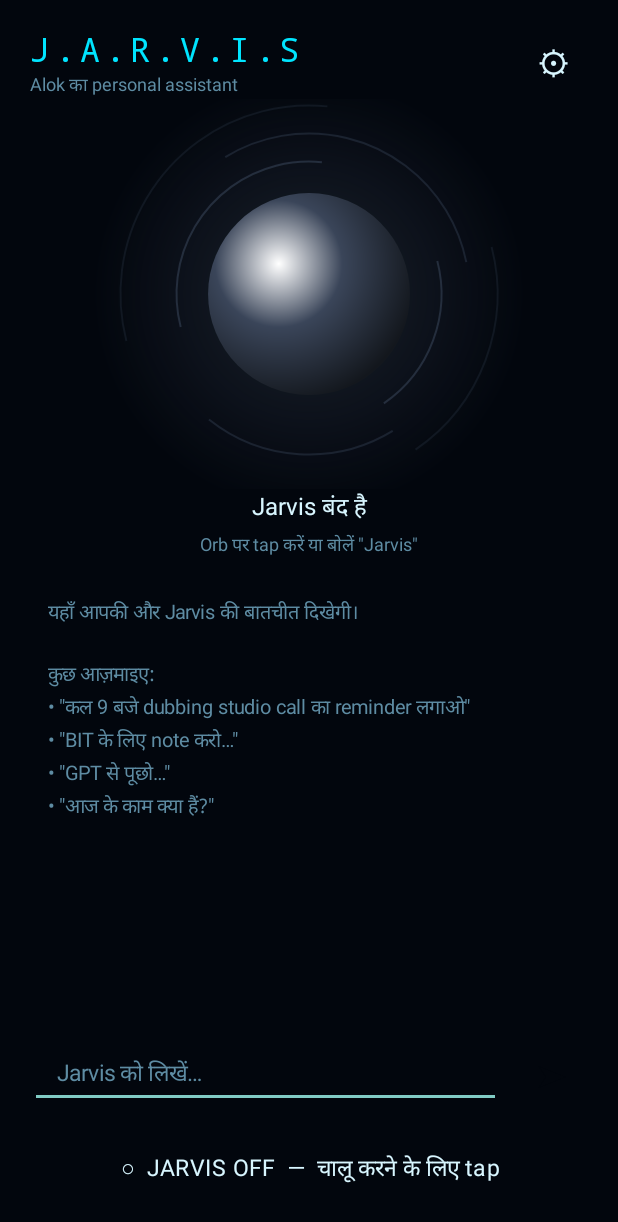
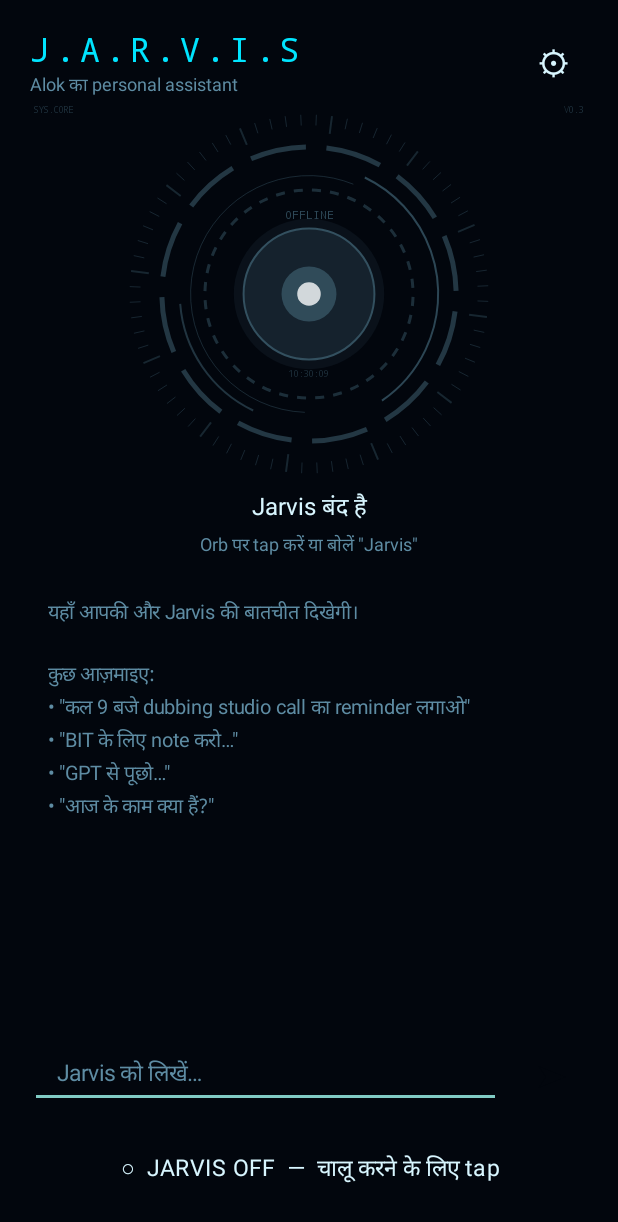
Before and after one commit to alokkr1995/jarvis, an Android app: the screen it shows after launch (MainActivity), on a phone screen of 412 x 824 dp. Shown: the top 1222 px of the screen. Run offline under Robolectric (Android 15) with nearby library versions, the phone set to English and light mode, and no system bars; libraries missing offline, so code that uses them is left out: ai.picovoice.porcupine; 7 statements that could not run were skipped.

Commit message:
Update OrbView.kt

```diff
--- a/app/src/main/java/com/alok/jarvis/OrbView.kt
+++ b/app/src/main/java/com/alok/jarvis/OrbView.kt
@@ -3,79 +3,133 @@ package com.alok.jarvis
 import android.animation.ValueAnimator
 import android.content.Context
 import android.graphics.Canvas
-import android.graphics.Color
 import android.graphics.Paint
-import android.graphics.RadialGradient
-import android.graphics.Shader
+import android.graphics.RectF
 import android.view.View
 import android.view.animation.LinearInterpolator
+import java.text.SimpleDateFormat
+import java.util.Date
+import java.util.Locale
+import kotlin.math.cos
 import kotlin.math.min
 import kotlin.math.sin
 
-/** Jarvis का चमकता orb — हर state में अलग रंग और रफ़्तार */
+/** Holographic HUD core: segmented rings, tick marks, rotating arcs, pulsing core */
 class OrbView(context: Context) : View(context) {
     var state: String = "off"
         set(v) { field = v; invalidate() }
 
-    private var t = 0f
-    private val paint = Paint(Paint.ANTI_ALIAS_FLAG)
-    private val ring = Paint(Paint.ANTI_ALIAS_FLAG).apply { style = Paint.Style.STROKE }
+    private var ms = 0f
+    private val stroke = Paint(Paint.ANTI_ALIAS_FLAG).apply { style = Paint.Style.STROKE; strokeCap = Paint.Cap.BUTT }
+    private val fill = Paint(Paint.ANTI_ALIAS_FLAG).apply { style = Paint.Style.FILL }
+    private val text = Paint(Paint.ANTI_ALIAS_FLAG).apply { typeface = Ui.MONO; textAlign = Paint.Align.CENTER }
+    private val rect = RectF()
+    private val clock = SimpleDateFormat("HH:mm:ss", Locale.ENGLISH)
 
     private val anim = ValueAnimator.ofFloat(0f, 1_000_000f).apply {
         duration = 1_000_000L
         repeatCount = ValueAnimator.INFINITE
         interpolator = LinearInterpolator()
-        addUpdateListener { t = it.animatedValue as Float; invalidate() }
+        addUpdateListener { ms = it.animatedValue as Float; invalidate() }
     }
 
     override fun onAttachedToWindow() { super.onAttachedToWindow(); anim.start() }
     override fun onDetachedFromWindow() { anim.cancel(); super.onDetachedFromWindow() }
 
-    private fun colorFor(s: String) = when (s) {
+    private fun color() = when (state) {
         "idle" -> Ui.CYAN
         "listening" -> Ui.GREEN
-        "thinking" -> Ui.VIOLET
-        "speaking" -> Ui.BLUE
+        "thinking" -> Ui.AMBER
+        "speaking" -> Ui.CYAN
         "error" -> Ui.RED
-        else -> Color.parseColor("#3A4559")
+        else -> Ui.OFF
     }
 
-    private fun speedFor(s: String) = when (s) {
-        "idle" -> 1.2f; "listening" -> 4f; "thinking" -> 6f; "speaking" -> 5f; else -> 0.4f
+    private fun speed() = when (state) {
+        "idle" -> 1f; "listening" -> 2.5f; "thinking" -> 4f; "speaking" -> 2.5f; "error" -> 0.5f; else -> 0.2f
     }
 
-    override fun onDraw(canvas: Canvas) {
+    private fun label() = when (state) {
+        "idle" -> "STANDBY"; "listening" -> "LISTENING"; "thinking" -> "PROCESSING"
+        "speaking" -> "RESPONDING"; "error" -> "FAULT"; else -> "OFFLINE"
+    }
+
+    private fun arc(cx: Float, cy: Float, r: Float, start: Float, sweep: Float, w: Float, a: Int, c: Int) {
+        stroke.strokeWidth = w
+        stroke.color = Ui.alpha(c, a)
+        rect.set(cx - r, cy - r, cx + r, cy + r)
+        canvas?.drawArc(rect, start, sweep, false, stroke)
+    }
+
+    private var canvas: Canvas? = null
+
+    override fun onDraw(cv: Canvas) {
+        canvas = cv
         val cx = width / 2f
         val cy = height / 2f
-        val base = min(width, height) * 0.26f
-        val c = colorFor(state)
-        val sp = speedFor(state)
-        val sec = t / 1000f   // seconds
-        val pulse = (sin(sec * sp * 2f) + 1f) / 2f   // 0..1
+        val R = min(width, height) * 0.46f
+        val c = color()
+        val t = ms / 1000f * speed()
+        val d = Ui.dp(context, 1f).toFloat()
+        val pulse = ((sin(t * 3f) + 1f) / 2f)
 
-        // बाहरी glow
-        val glowR = base * (1.9f + 0.25f * pulse)
-        paint.shader = RadialGradient(cx, cy, glowR,
-            intArrayOf(Color.argb(110, Color.red(c), Color.green(c), Color.blue(c)), Color.TRANSPARENT),
-            null, Shader.TileMode.CLAMP)
-        canvas.drawCircle(cx, cy, glowR, paint)
-
-        // घूमते rings
-        for (i in 0 until 3) {
-            val r = base * (1.25f + i * 0.22f) + pulse * base * 0.06f * (i + 1)
-            ring.strokeWidth = Ui.dp(context, 1.5f).toFloat()
-            ring.color = Color.argb(140 - i * 40, Color.red(c), Color.green(c), Color.blue(c))
-            val start = (sec * sp * 30f * (if (i % 2 == 0) 1.5f else -1.1f)) % 360f
-            canvas.drawArc(cx - r, cy - r, cx + r, cy + r, start, 110f, false, ring)
-            canvas.drawArc(cx - r, cy - r, cx + r, cy + r, start + 180f, 70f, false, ring)
+        // 1. outer tick ring
+        stroke.color = Ui.alpha(c, 110)
+        for (i in 0 until 72) {
+            val ang = Math.toRadians((i * 5.0) + t * 4)
+            val inner = if (i % 6 == 0) R * 0.90f else R * 0.94f
+            stroke.strokeWidth = if (i % 6 == 0) d * 2 else d
+            cv.drawLine(cx + cos(ang).toFloat() * inner, cy + sin(ang).toFloat() * inner,
+                cx + cos(ang).toFloat() * R, cy + sin(ang).toFloat() * R, stroke)
         }
 
-        // core
-        val coreR = base * (0.92f + 0.08f * pulse)
-        paint.shader = RadialGradient(cx - coreR * 0.3f, cy - coreR * 0.3f, coreR * 1.4f,
-            intArrayOf(Color.WHITE, c, Color.argb(255, Color.red(c) / 3, Color.green(c) / 3, Color.blue(c) / 3)),
-            floatArrayOf(0f, 0.45f, 1f), Shader.TileMode.CLAMP)
-        canvas.drawCircle(cx, cy, coreR, paint)
-        paint.shader = null
+        // 2. segmented ring (rotating)
+        for (i in 0 until 12) arc(cx, cy, R * 0.82f, i * 30f + t * 20f, 22f, d * 5, 170, c)
+
+        // 3. counter-rotating long arcs
+        arc(cx, cy, R * 0.72f, -t * 35f, 120f, d * 2, 220, c)
+        arc(cx, cy, R * 0.72f, -t * 35f + 180f, 60f, d * 2, 160, c)
+        arc(cx, cy, R * 0.66f, t * 50f, 200f, d, 120, c)
+
+        // 4. inner dashed ring
+        for (i in 0 until 36) arc(cx, cy, R * 0.58f, i * 10f - t * 10f, 5f, d * 3, 140, c)
+
+        // 5. speaking / listening: radial level bars
+        if (state == "speaking" || state == "listening") {
+            stroke.strokeWidth = d * 2
+            for (i in 0 until 48) {
+                val ang = Math.toRadians(i * 7.5)
+                val lvl = (sin(t * 6f + i * 0.9f) + 1f) / 2f
+                val r1 = R * 0.46f
+                val r2 = r1 + R * 0.08f * lvl
+                stroke.color = Ui.alpha(c, 200)
+                cv.drawLine(cx + cos(ang).toFloat() * r1, cy + sin(ang).toFloat() * r1,
+                    cx + cos(ang).toFloat() * r2, cy + sin(ang).toFloat() * r2, stroke)
+            }
+        }
+
+        // 6. core
+        val coreR = R * (0.36f + 0.03f * pulse)
+        fill.color = Ui.alpha(c, 40)
+        cv.drawCircle(cx, cy, coreR * 1.15f, fill)
+        fill.color = Ui.alpha(c, 70)
+        cv.drawCircle(cx, cy, coreR, fill)
+        stroke.color = Ui.alpha(c, 255); stroke.strokeWidth = d * 2
+        cv.drawCircle(cx, cy, coreR, stroke)
+        fill.color = Ui.alpha(c, 230)
+        cv.drawCircle(cx, cy, coreR * 0.42f, fill)
+        fill.color = Ui.alpha(android.graphics.Color.WHITE, 200)
+        cv.drawCircle(cx, cy, coreR * 0.18f, fill)
+
+        // 7. readouts
+        text.color = Ui.alpha(c, 230); text.textSize = d * 11
+        cv.drawText(label(), cx, cy - coreR - d * 10, text)
+        text.color = Ui.alpha(c, 150); text.textSize = d * 9
+        cv.drawText(clock.format(Date()), cx, cy + coreR + d * 18, text)
+        text.textAlign = Paint.Align.LEFT
+        cv.drawText("SYS.CORE", d * 4, d * 14, text)
+        text.textAlign = Paint.Align.RIGHT
+        cv.drawText("V0.3", width - d * 4, d * 14, text)
+        text.textAlign = Paint.Align.CENTER
     }
 }
```
